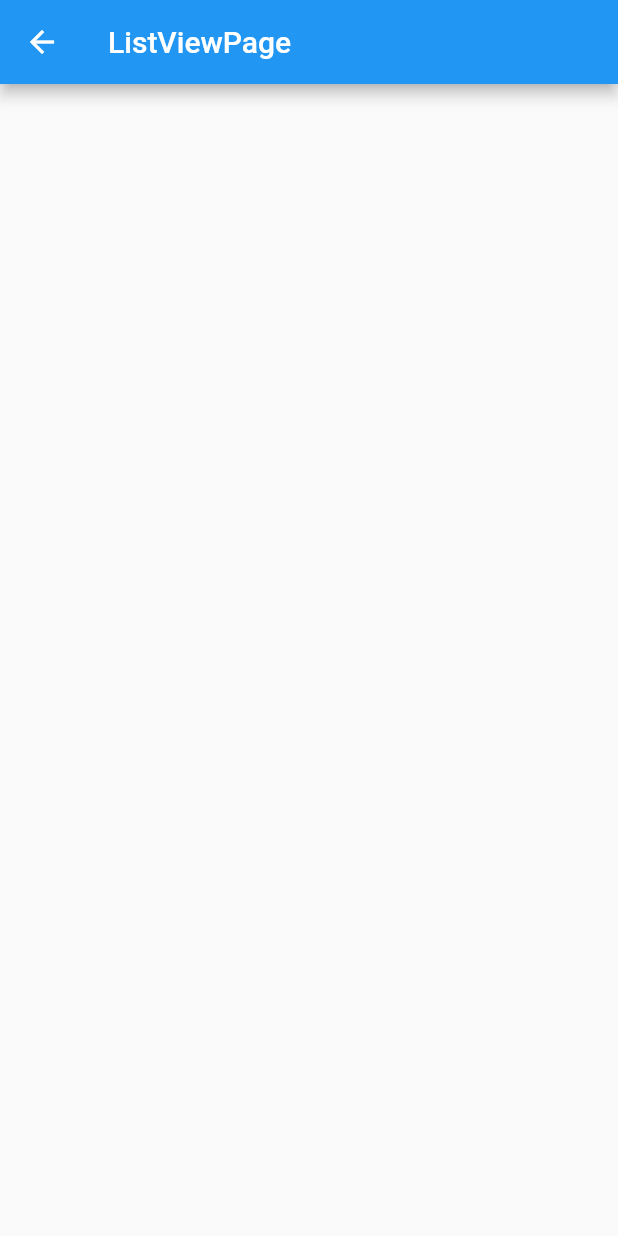
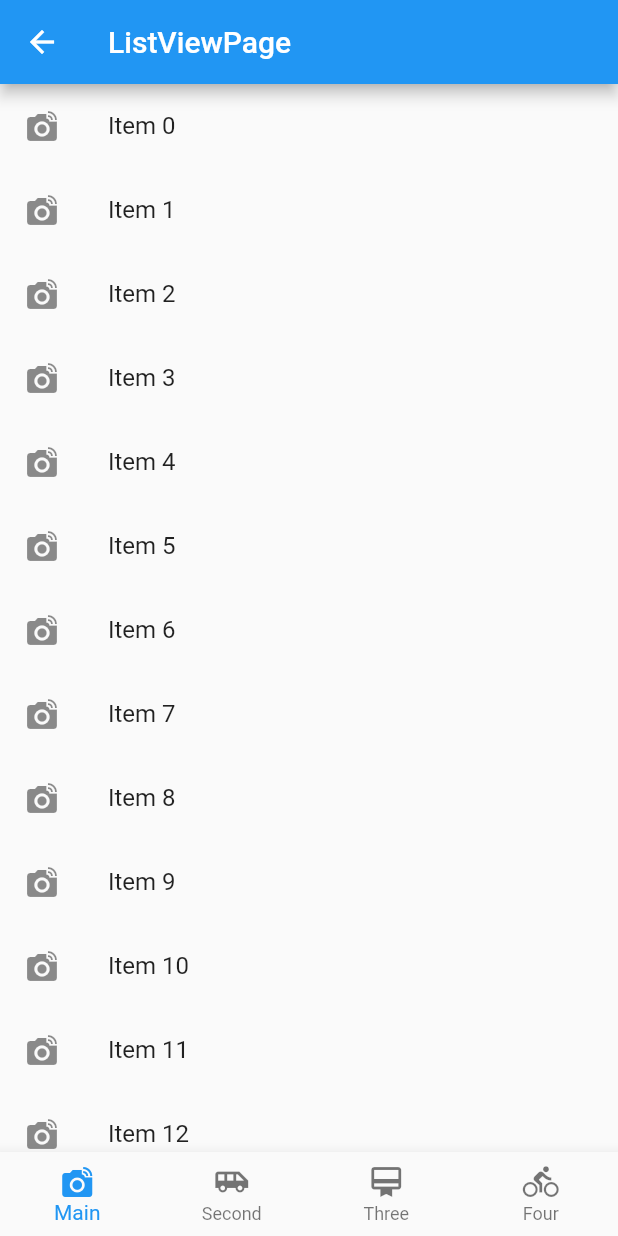
Before and after one commit to wangcheng319/flutter_app, a Flutter app: the ListViewPage screen opened directly, on a phone screen of 412 x 824 dp. Run offline on Flutter 3.47's test engine with Material 2 defaults, Android fonts, the phone set to English and light mode, and no system bars; our stand-ins replace fluttertoast.

Commit message:
listview    bottomNavigationBar

```diff
--- a/lib/listviewpage.dart
+++ b/lib/listviewpage.dart
@@ -1,4 +1,5 @@
 import 'package:flutter/material.dart';
+import 'package:fluttertoast/fluttertoast.dart';
 
 class ListViewPage extends StatefulWidget {
   @override
@@ -8,14 +9,66 @@ class ListViewPage extends StatefulWidget {
   }
 }
 
+//listview 以及scrollbar
 class _ListViewPage extends State<ListViewPage> {
+  //列表数据
+  final List<String> items = new List<String>.generate(100, (i) => "Item $i");
+
+  //tab当前选中项目
+  int _tabIndex = 0;
+
   @override
   Widget build(BuildContext context) {
     return Scaffold(
       appBar: AppBar(
         title: Text("ListViewPage"),
       ),
-      body: ListView(),
+      body: new Scrollbar(
+          child: new ListView.builder(
+        itemCount: items.length,
+        itemBuilder: (context, index) {
+          return new ListTile(
+            title: new Text('${items[index]}'),
+            leading: new Icon(Icons.linked_camera),
+            onTap: _itemClick,
+          );
+        },
+      )),
+      bottomNavigationBar: new BottomNavigationBar(
+        items: [
+          new BottomNavigationBarItem(
+              icon: new Icon(Icons.linked_camera), title: new Text("Main")),
+          new BottomNavigationBarItem(
+              icon: new Icon(Icons.airport_shuttle), title: new Text("Second")),
+          new BottomNavigationBarItem(
+              icon: new Icon(Icons.card_membership), title: new Text("Three")),
+          new BottomNavigationBarItem(
+              icon: new Icon(Icons.directions_bike), title: new Text("Four")),
+        ],
+        type: BottomNavigationBarType.fixed,
+        currentIndex: _tabIndex,
+        onTap: _onTap,
+      ),
+    );
+  }
+
+  //切换底部tab
+  void _onTap(int value) {
+    setState(() {
+      _tabIndex = value;
+    });
+  }
+
+  //点击列表
+  void _itemClick() {
+    debugPrint("haha");
+    Fluttertoast.showToast(
+        msg: "This is Center Short Toast",
+        toastLength: Toast.LENGTH_SHORT,
+        gravity: ToastGravity.CENTER,
+        timeInSecForIos: 1,
+        backgroundColor: Colors.red,
+        textColor: Colors.white
     );
   }
 }
--- a/pubspec.yaml
+++ b/pubspec.yaml
@@ -19,6 +19,8 @@ dependencies:
   # The following adds the Cupertino Icons font to your application.
   # Use with the CupertinoIcons class for iOS style icons.
   cupertino_icons: ^0.1.2
+
+  fluttertoast: ^2.0.3
 
 dev_dependencies:
   flutter_test:
```
Also changed, not shown: lib/main.dart (+6 -2 lines).
